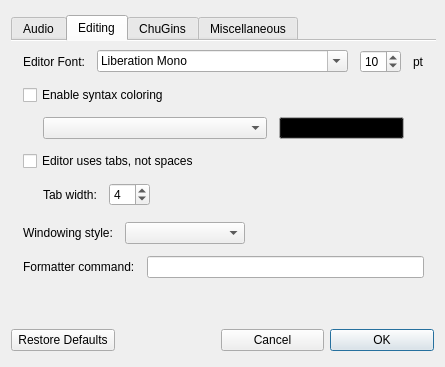
ccrma/miniAudicle, file src/qt/mAPreferencesWindow.ui: the form before one commit.
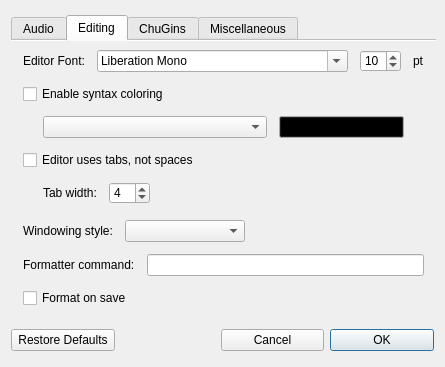
The form after the commit. The open tabs and pages were chosen to show the change. Icons and pictures are not drawn.

Commit message:
add Format on Save preference (Qt)
New checkbox in Preferences -> Editing (default off). When enabled,
save() and saveAs() invoke formatCode() before writing.

Patch:
```diff
--- a/src/qt/mAPreferencesWindow.ui
+++ b/src/qt/mAPreferencesWindow.ui
@@ -627,6 +627,13 @@
          </item>
         </layout>
        </item>
+       <item>
+        <widget class="QCheckBox" name="formatOnSave">
+         <property name="text">
+          <string>Format on save</string>
+         </property>
+        </widget>
+       </item>
        <item>
         <spacer name="verticalSpacer_2">
          <property name="orientation">
```
The commit also changes 3 other files.
